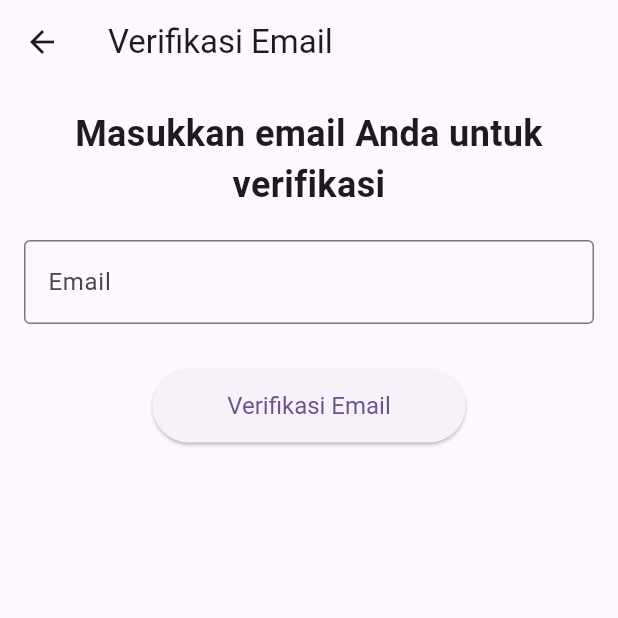
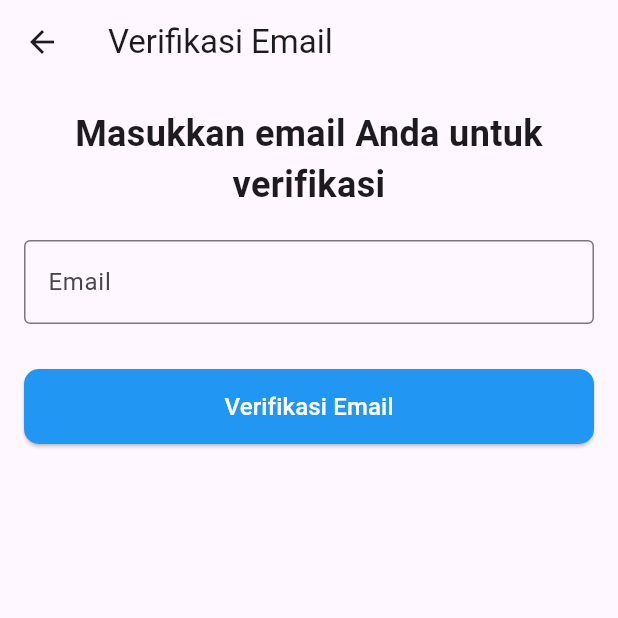
Before and after one commit to Sofyan0/gypem, a Flutter app: the EmailVerification screen opened directly, on a phone screen of 412 x 824 dp, the top half of it. Run offline on Flutter 3.47's test engine with Material 3 defaults, Android fonts, the phone set to English and light mode, and no system bars; our stand-ins replace file_picker, image_picker, shared_preferences; accounts and stored records are empty.

Commit message:
button verifikasi email

```diff
--- a/lib/email_verification.dart
+++ b/lib/email_verification.dart
@@ -44,7 +44,8 @@ class _EmailVerificationState extends State<EmailVerification> {
                     Navigator.push(
                       context,
                       MaterialPageRoute(
-                        builder: (context) => PasswordReset(email: _emailController.text),
+                        builder: (context) =>
+                            PasswordReset(email: _emailController.text),
                       ),
                     );
                   },
@@ -60,7 +61,8 @@ class _EmailVerificationState extends State<EmailVerification> {
           builder: (BuildContext context) {
             return AlertDialog(
               title: Text('Gagal Mengirim Verifikasi ke Email '),
-              content: Text('Gagal mengirim email verifikasi. Silakan coba lagi nanti.'),
+              content: Text(
+                  'Gagal mengirim email verifikasi. Silakan coba lagi nanti.'),
               actions: <Widget>[
                 TextButton(
                   onPressed: () {
@@ -114,10 +116,20 @@ class _EmailVerificationState extends State<EmailVerification> {
               SizedBox(height: 30),
               ElevatedButton(
                 onPressed: _sendVerificationEmail,
-                child: Text('Verifikasi Email'),
                 style: ElevatedButton.styleFrom(
-                  padding: EdgeInsets.symmetric(horizontal: 50, vertical: 15),
-                  textStyle: TextStyle(fontSize: 16),
+                  foregroundColor: Colors.white, // Warna teks tombol
+                  backgroundColor: Colors.blue, // Warna background tombol
+                  minimumSize: const Size(double.infinity, 50), // Ukuran tombol
+                  shape: RoundedRectangleBorder(
+                    borderRadius:
+                        BorderRadius.circular(10), // Radius sudut melengkung
+                  ),
+                ),
+                child: const Text(
+                  'Verifikasi Email',
+                  style: TextStyle(
+                    fontSize: 16, // Ukuran teks
+                  ),
                 ),
               ),
             ],
```
